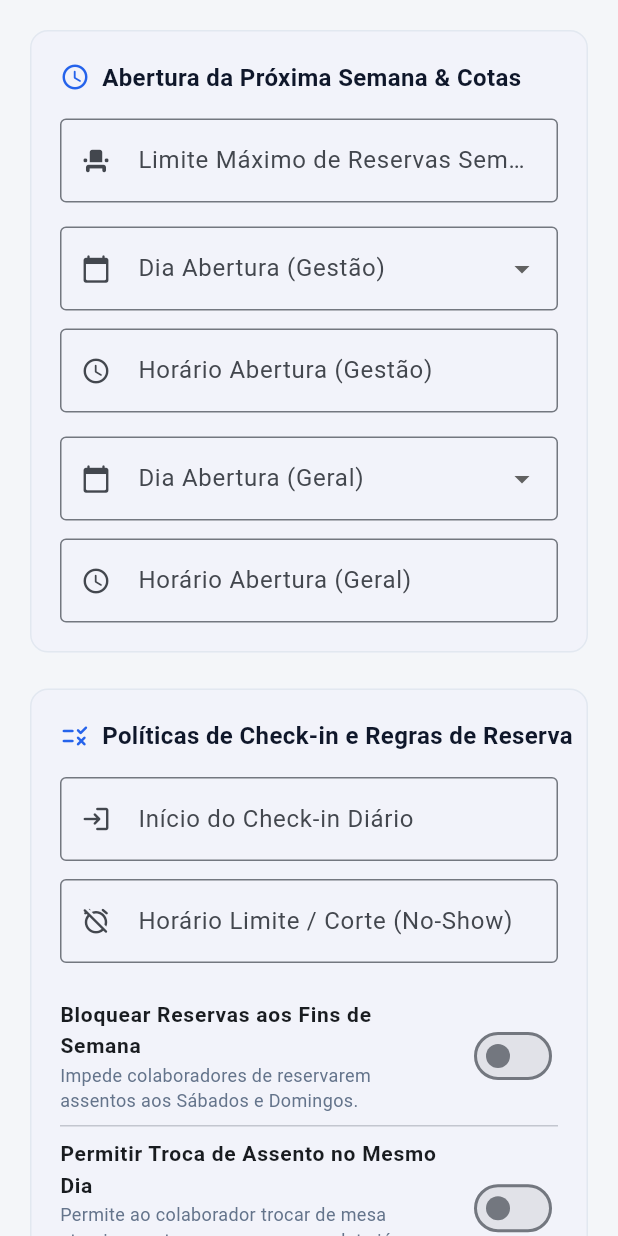
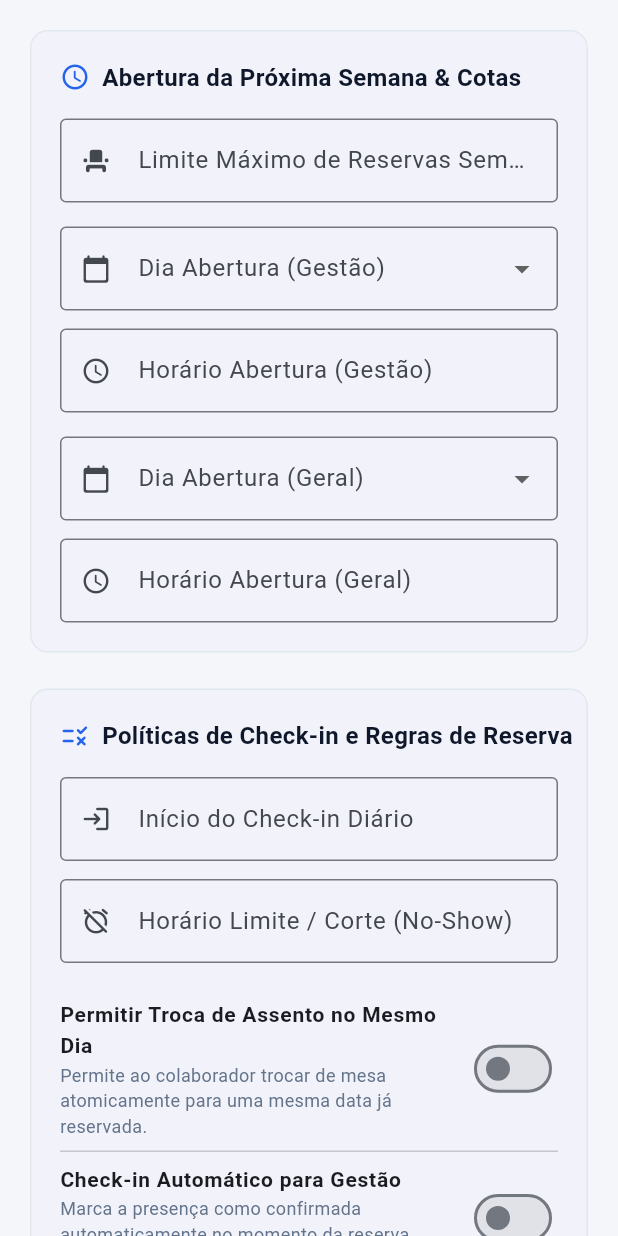
Before and after one commit to BarrosJh/SeatMap, a Flutter app: the TabPoliticasRelatorios widget shown alone on an empty page, opened directly with empty values, on a phone screen of 412 x 824 dp. Run offline on Flutter 3.47's test engine with Material 3 defaults, Android fonts, the light colour scheme and no system bars; our stand-ins replace shared_preferences; missing offline and left inert: mobile_scanner; accounts and stored records are empty; project files that could hold a hidden picture were left out.

Commit message:
refactor: hardcode weekend reservation block and remove toggle from admin panel

```diff
--- a/frontend/lib/screens/admin/tabs/tab_politicas_relatorios.dart
+++ b/frontend/lib/screens/admin/tabs/tab_politicas_relatorios.dart
@@ -14,13 +14,11 @@
   final String diaGestao;
   final String diaColab;
   final bool permitirTroca;
-  final bool bloquearFimDeSemana;
   final bool checkinAutoGestao;
   final DateTime dataRelatorio;
   final Function(String? value) onDiaGestaoChanged;
   final Function(String? value) onDiaColabChanged;
   final Function(bool value) onPermitirTrocaChanged;
-  final Function(bool value) onBloquearFimDeSemanaChanged;
   final Function(bool value) onCheckinAutoGestaoChanged;
   final Function(DateTime date) onDataRelatorioChanged;
   final VoidCallback onSalvarParametros;
@@ -40,13 +38,11 @@
     required this.diaGestao,
     required this.diaColab,
     required this.permitirTroca,
-    required this.bloquearFimDeSemana,
     required this.checkinAutoGestao,
     required this.dataRelatorio,
     required this.onDiaGestaoChanged,
     required this.onDiaColabChanged,
     required this.onPermitirTrocaChanged,
-    required this.onBloquearFimDeSemanaChanged,
     required this.onCheckinAutoGestaoChanged,
     required this.onDataRelatorioChanged,
     required this.onSalvarParametros,
@@ -253,15 +249,6 @@
                           const SizedBox(height: 16),
 
                           // Switches de Políticas
-                          SwitchListTile(
-                            contentPadding: EdgeInsets.zero,
-                            title: const Text('Bloquear Reservas aos Fins de Semana', style: TextStyle(fontWeight: FontWeight.w600, fontSize: 14)),
-                            subtitle: const Text('Impede colaboradores de reservarem assentos aos Sábados e Domingos.', style: TextStyle(fontSize: 12, color: Color(0xFF64748B))),
-                            value: bloquearFimDeSemana,
-                            activeThumbColor: const Color(0xFF2563EB),
-                            onChanged: onBloquearFimDeSemanaChanged,
-                          ),
-                          const Divider(height: 1),
                           SwitchListTile(
                             contentPadding: EdgeInsets.zero,
                             title: const Text('Permitir Troca de Assento no Mesmo Dia', style: TextStyle(fontWeight: FontWeight.w600, fontSize: 14)),
--- a/frontend/lib/screens/admin_panel_screen.dart
+++ b/frontend/lib/screens/admin_panel_screen.dart
@@ -64,7 +64,6 @@
   String _diaGestao = '5';
   String _diaColab = '5';
   bool _permitirTroca = true;
-  bool _bloquearFimDeSemana = true;
   bool _checkinAutoGestao = true;
   DateTime _dataRelatorio = DateTime.now();
 
@@ -194,7 +193,6 @@
         if (chave == 'DIA_ABERTURA_GESTAO') _diaGestao = valor;
         if (chave == 'DIA_ABERTURA_COLABORADOR') _diaColab = valor;
         if (chave == 'PERMITIR_TROCA_MESMO_DIA') _permitirTroca = (valor == 'true');
-        if (chave == 'BLOQUEAR_FIM_DE_SEMANA') _bloquearFimDeSemana = (valor == 'true');
         if (chave == 'CHECKIN_AUTOMATICO_GESTAO') _checkinAutoGestao = (valor == 'true');
         if (chave == 'AVISO_GLOBAL_SISTEMA') _avisoGlobalController.text = valor;
         if (chave == 'MFA_EXPIRACAO_MINUTOS') _mfaExpiracaoController.text = valor;
@@ -811,7 +809,6 @@
       {'chave': 'HORARIO_INICIO_CHECKIN', 'valor': _horarioInicioCheckinController.text.trim()},
       {'chave': 'HORARIO_LIMITE_CHECKIN', 'valor': _horarioCheckinController.text.trim()},
       {'chave': 'PERMITIR_TROCA_MESMO_DIA', 'valor': _permitirTroca.toString()},
-      {'chave': 'BLOQUEAR_FIM_DE_SEMANA', 'valor': _bloquearFimDeSemana.toString()},
       {'chave': 'CHECKIN_AUTOMATICO_GESTAO', 'valor': _checkinAutoGestao.toString()},
       {'chave': 'AVISO_GLOBAL_SISTEMA', 'valor': _avisoGlobalController.text.trim()},
       {'chave': 'MFA_EXPIRACAO_MINUTOS', 'valor': _mfaExpiracaoController.text.trim()},
@@ -1054,13 +1051,11 @@
                   diaGestao: _diaGestao,
                   diaColab: _diaColab,
                   permitirTroca: _permitirTroca,
-                  bloquearFimDeSemana: _bloquearFimDeSemana,
                   checkinAutoGestao: _checkinAutoGestao,
                   dataRelatorio: _dataRelatorio,
                   onDiaGestaoChanged: (v) => setState(() => _diaGestao = v ?? '5'),
                   onDiaColabChanged: (v) => setState(() => _diaColab = v ?? '5'),
                   onPermitirTrocaChanged: (v) => setState(() => _permitirTroca = v),
-                  onBloquearFimDeSemanaChanged: (v) => setState(() => _bloquearFimDeSemana = v),
                   onCheckinAutoGestaoChanged: (v) => setState(() => _checkinAutoGestao = v),
                   onDataRelatorioChanged: (d) => setState(() => _dataRelatorio = d),
                   onSalvarParametros: _salvarParametros,
--- a/frontend/lib/screens/mapa/widgets/baia_card_list_view.dart
+++ b/frontend/lib/screens/mapa/widgets/baia_card_list_view.dart
@@ -62,7 +62,7 @@
                     crossAxisAlignment: CrossAxisAlignment.start,
                     children: [
                       Text(
-                        'Bancada ${index + 1}',
+                        baia.nome.isNotEmpty ? baia.nome : 'Bancada ${index + 1}',
                         style: const TextStyle(fontWeight: FontWeight.bold, fontSize: 15, color: Color(0xFF0F172A)),
                       ),
                       Text(
```
Also changed, not shown: frontend/lib/models/desk_model.dart (+8 -8 lines), frontend/lib/widgets/interactive_floor_plan.dart (+8 -6 lines), 2 other files.
